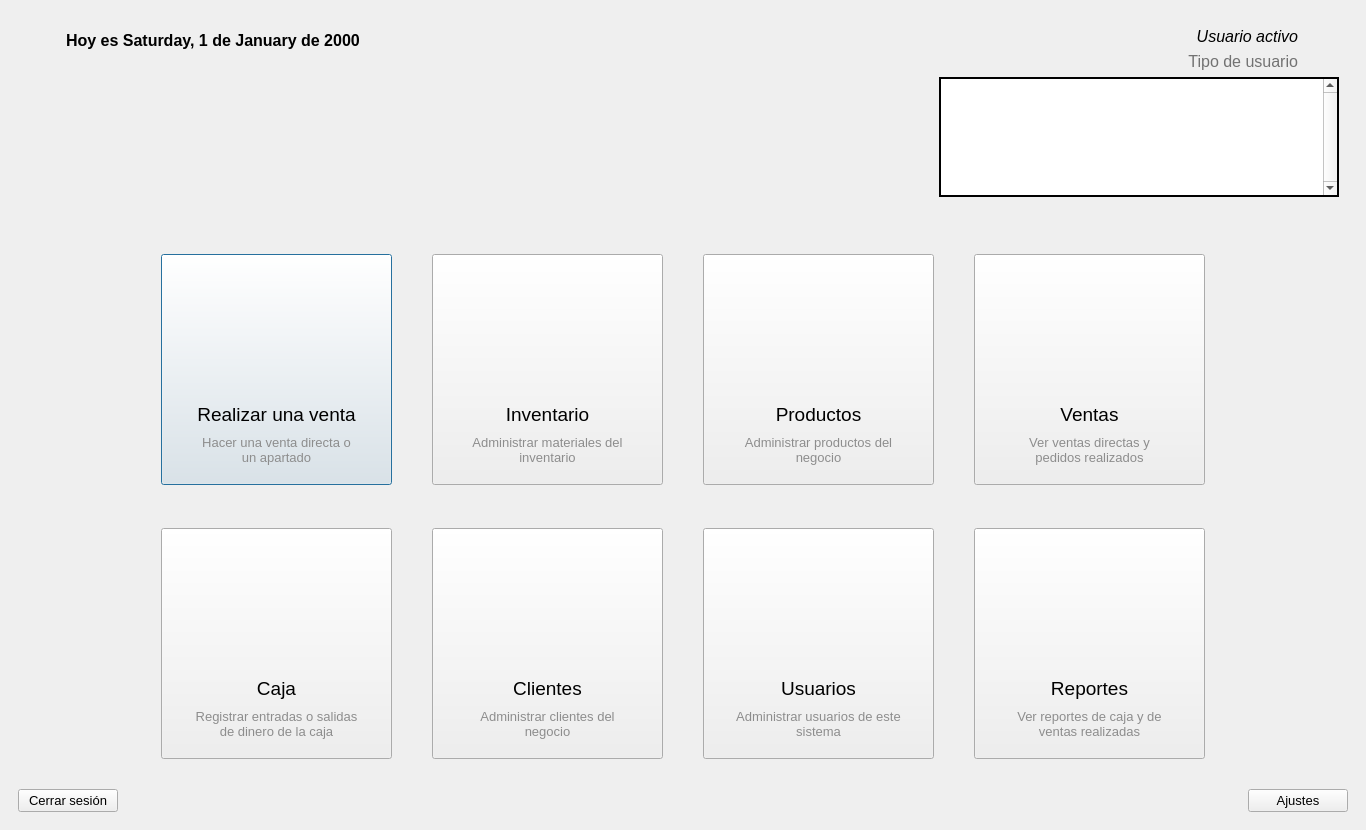
Before: the Qt Designer form src/Home/Ui_Home.ui in ivanperez-7/printpos, drawn with Qt 5.
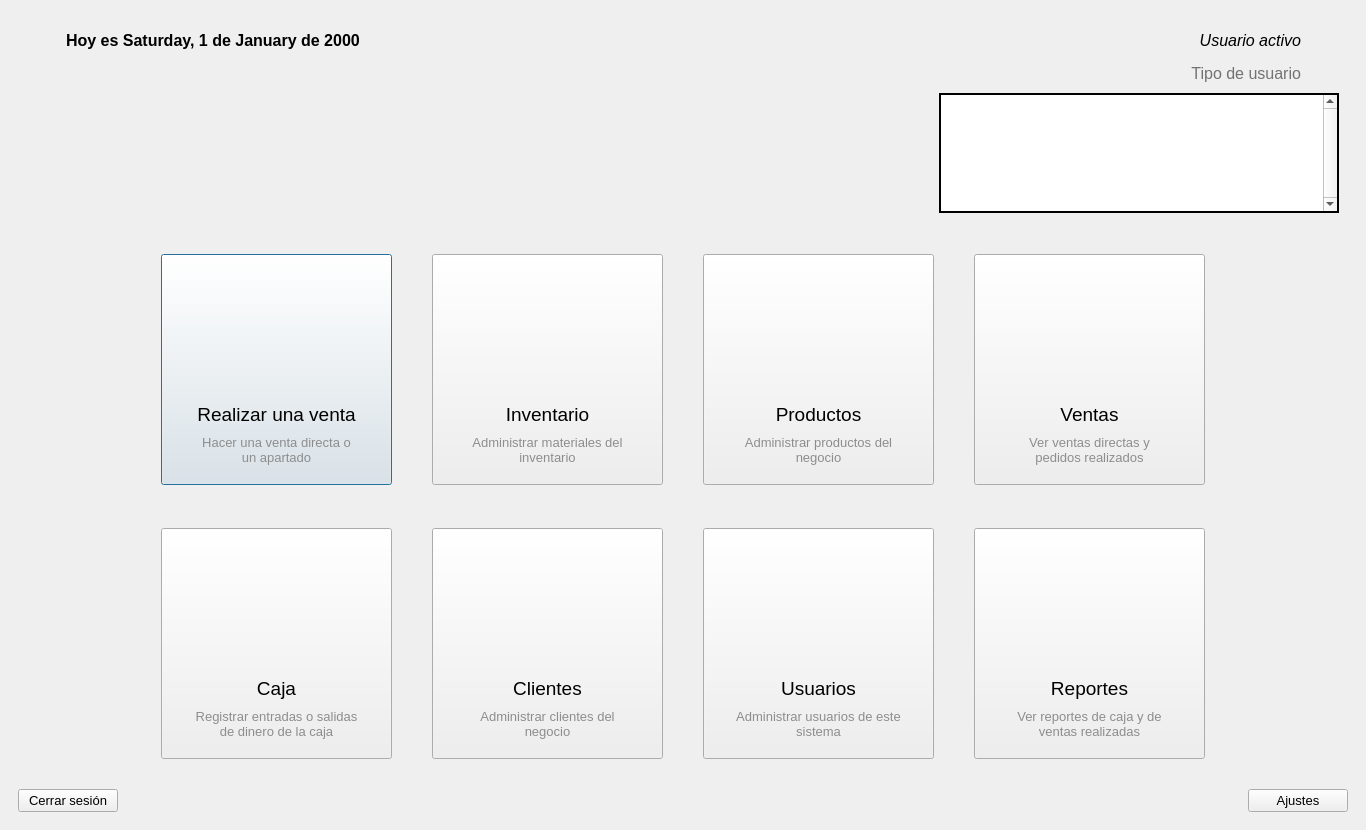
After: the same form once the commit is applied. Icons and pictures are not drawn.

Commit message: cambio caja notificaciones

Patch:
```diff
--- a/src/Home/Ui_Home.ui
+++ b/src/Home/Ui_Home.ui
@@ -126,6 +126,18 @@
        </item>
        <item alignment="Qt::AlignRight|Qt::AlignTop">
         <widget class="QFrame" name="frame_5">
+         <property name="minimumSize">
+          <size>
+           <width>0</width>
+           <height>204</height>
+          </size>
+         </property>
+         <property name="maximumSize">
+          <size>
+           <width>16777215</width>
+           <height>204</height>
+          </size>
+         </property>
          <property name="frameShape">
           <enum>QFrame::StyledPanel</enum>
          </property>
@@ -133,10 +145,7 @@
           <enum>QFrame::Raised</enum>
          </property>
          <layout class="QGridLayout" name="gridLayout">
-          <property name="horizontalSpacing">
-           <number>9</number>
-          </property>
-          <item row="0" column="0" alignment="Qt::AlignRight">
+          <item row="0" column="0" alignment="Qt::AlignVCenter">
            <widget class="QLabel" name="usuario">
             <property name="sizePolicy">
              <sizepolicy hsizetype="Expanding" vsizetype="Preferred">
@@ -158,40 +167,7 @@
             </property>
            </widget>
           </item>
-          <item row="0" column="1" rowspan="2" alignment="Qt::AlignRight">
-           <widget class="QPushButton" name="btFotoPerfil">
-            <property name="cursor">
-             <cursorShape>PointingHandCursor</cursorShape>
-            </property>
-            <property name="styleSheet">
-             <string notr="true">QPushButton {
-        background-color: transparent;
-        border: none;
-        padding: 0px;
-    }
-    QPushButton:hover {
-        background-color: rgba(255, 255, 255, 0);
-    }
-    QPushButton:pressed {
-        background-color: rgba(255, 255, 255, 0);
-    }</string>
-            </property>
-            <property name="icon">
-             <iconset resource="../../resources.qrc">
-              <normaloff>:/img/resources/images/user.png</normaloff>:/img/resources/images/user.png</iconset>
-            </property>
-            <property name="iconSize">
-             <size>
-              <width>60</width>
-              <height>60</height>
-             </size>
-            </property>
-            <property name="flat">
-             <bool>true</bool>
-            </property>
-           </widget>
-          </item>
-          <item row="1" column="0">
+          <item row="1" column="0" alignment="Qt::AlignVCenter">
            <widget class="QLabel" name="tipo_usuario">
             <property name="sizePolicy">
              <sizepolicy hsizetype="Expanding" vsizetype="Preferred">
@@ -216,6 +192,42 @@
            </widget>
           </item>
           <item row="2" column="0" colspan="2">
+           <widget class="QFrame" name="frame_6">
+            <property name="sizePolicy">
+             <sizepolicy hsizetype="Expanding" vsizetype="Expanding">
+              <horstretch>0</horstretch>
+              <verstretch>0</verstretch>
+             </sizepolicy>
+            </property>
+            <property name="minimumSize">
+             <size>
+              <width>400</width>
+              <height>120</height>
+             </size>
+            </property>
+            <property name="maximumSize">
+             <size>
+              <width>400</width>
+              <height>120</height>
+             </size>
+            </property>
+            <layout class="QHBoxLayout" name="horizontalLayout_4">
+             <property name="spacing">
+              <number>0</number>
+             </property>
+             <property name="leftMargin">
+              <number>0</number>
+             </property>
+             <property name="topMargin">
+              <number>0</number>
+             </property>
+             <property name="rightMargin">
+              <number>0</number>
+             </property>
+             <property name="bottomMargin">
+              <number>0</number>
+             </property>
+             <item>
            <widget class="QListWidget" name="listaNotificaciones">
             <property name="minimumSize">
              <size>
@@ -261,6 +273,42 @@
              <enum>QAbstractItemView::NoSelection</enum>
             </property>
             <property name="wordWrap">
+                <bool>true</bool>
+               </property>
+              </widget>
+             </item>
+            </layout>
+           </widget>
+          </item>
+          <item row="0" column="1" rowspan="2">
+           <widget class="QPushButton" name="btFotoPerfil">
+            <property name="cursor">
+             <cursorShape>PointingHandCursor</cursorShape>
+            </property>
+            <property name="styleSheet">
+             <string notr="true">QPushButton {
+        background-color: transparent;
+        border: none;
+        padding: 0px;
+    }
+    QPushButton:hover {
+        background-color: rgba(255, 255, 255, 0);
+    }
+    QPushButton:pressed {
+        background-color: rgba(255, 255, 255, 0);
+    }</string>
+            </property>
+            <property name="icon">
+             <iconset resource="../../resources.qrc">
+              <normaloff>:/img/resources/images/user.png</normaloff>:/img/resources/images/user.png</iconset>
+            </property>
+            <property name="iconSize">
+             <size>
+              <width>60</width>
+              <height>60</height>
+             </size>
+            </property>
+            <property name="flat">
              <bool>true</bool>
             </property>
            </widget>
```
Lines whose indentation alone changed are shown as unchanged. The commit also changes 1 other file.
